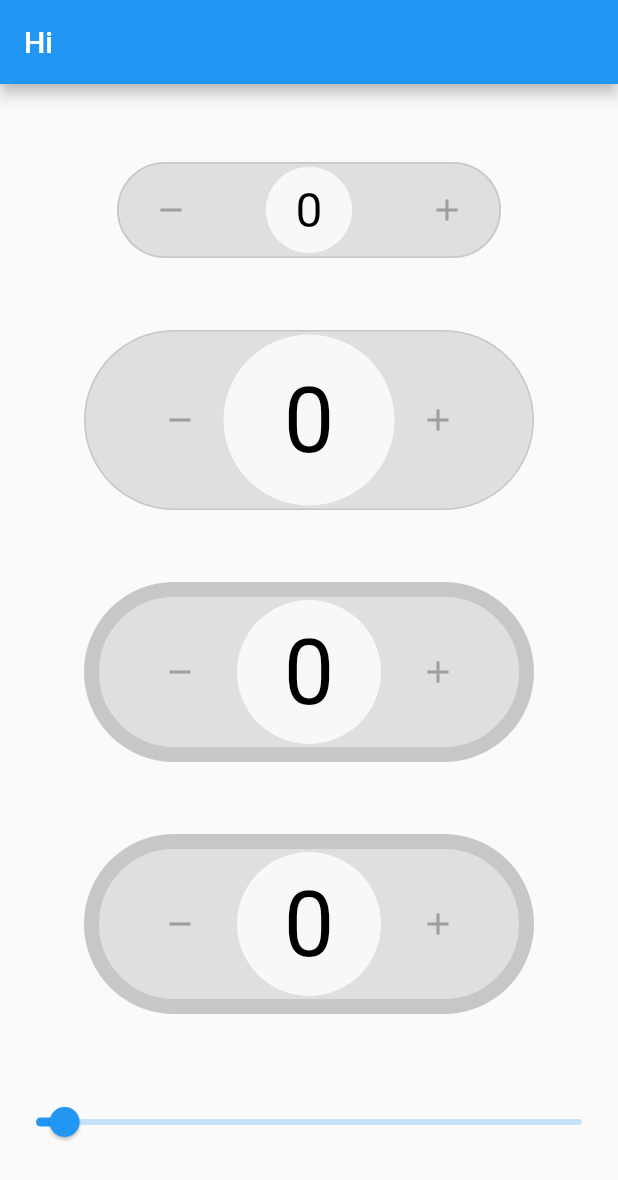
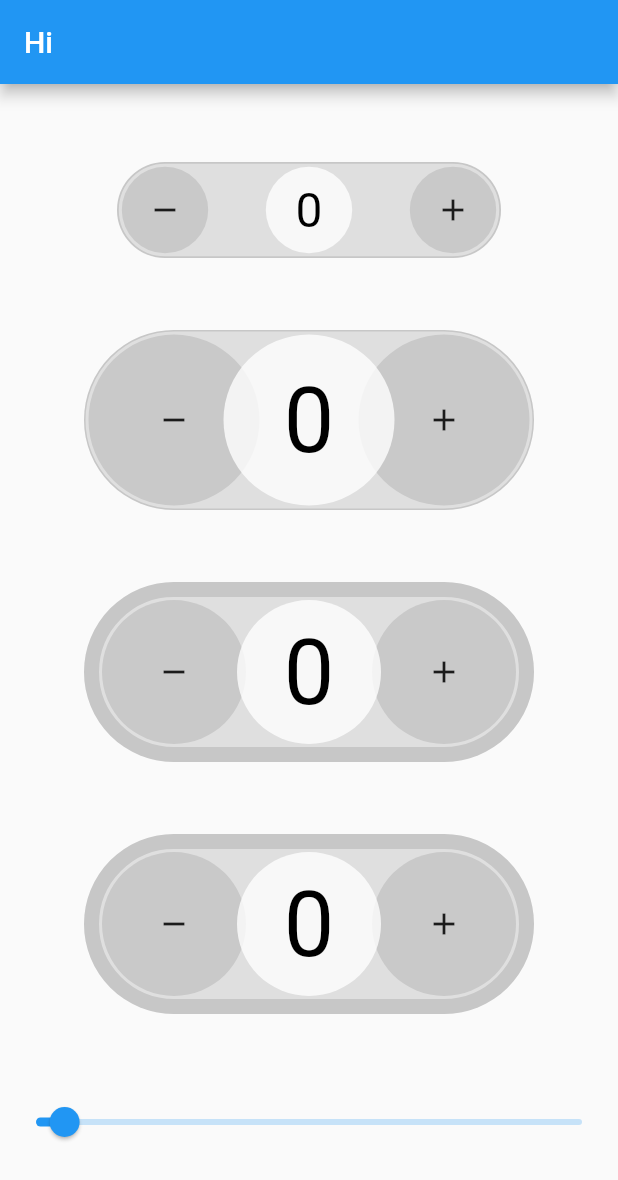
Before and after one commit to BrianCraig/counter_slider, a Flutter app: the screen it shows after launch, on a phone screen of 412 x 824 dp. Shown: the top 1180 px of the screen. Run offline on Flutter 3.47's test engine with Material 2 defaults, Android fonts, the phone set to English and light mode, and no system bars.

Commit message:
feat: use own Buttons

```diff
--- a/lib/counter_slider.dart
+++ b/lib/counter_slider.dart
@@ -128,30 +128,19 @@ class _CounterSliderState extends State<CounterSlider> {
                   height: widget.height - (_buttonGap * 2) + 4,
                   child: AnimatedCrossFade(
                     firstChild: Padding(
-                      padding: const EdgeInsets.all(6.0),
+                      padding: const EdgeInsets.all(2.0),
                       child: Row(
                         mainAxisAlignment: MainAxisAlignment.spaceBetween,
                         children: [
-                          IconButton(
-                            padding: EdgeInsets.zero,
-                            constraints: BoxConstraints.tightFor(
-                                width: _buttonSize, height: _buttonSize),
-                            splashRadius: _buttonSize * (4 / 8),
-                            onPressed: decrement,
-                            icon: const Icon(
-                              Icons.remove,
-                              color: Colors.grey,
-                            ),
+                          MyButton(
+                            icon: Icons.remove,
+                            onClick: decrement,
+                            size: _buttonSize,
                           ),
-                          IconButton(
-                            constraints: BoxConstraints.tightFor(
-                                width: _buttonSize, height: _buttonSize),
-                            splashRadius: _buttonSize * (4 / 8),
-                            onPressed: increment,
-                            icon: const Icon(
-                              Icons.add,
-                              color: Colors.grey,
-                            ),
+                          MyButton(
+                            icon: Icons.add,
+                            onClick: increment,
+                            size: _buttonSize,
                           ),
                         ],
                       ),
@@ -240,3 +229,34 @@ class _CounterSliderState extends State<CounterSlider> {
     );
   }
 }
+
+class MyButton extends StatelessWidget {
+  const MyButton(
+      {super.key,
+      required this.icon,
+      required this.onClick,
+      required this.size});
+
+  final IconData icon;
+  final void Function() onClick;
+  final double size;
+  @override
+  Widget build(BuildContext context) {
+    return GestureDetector(
+      onTap: onClick,
+      child: SizedBox(
+        height: size,
+        width: size,
+        child: DecoratedBox(
+          decoration: const BoxDecoration(
+            color: Color.fromRGBO(0, 0, 0, .1),
+            shape: BoxShape.circle,
+          ),
+          child: Icon(
+            icon,
+          ),
+        ),
+      ),
+    );
+  }
+}
```
